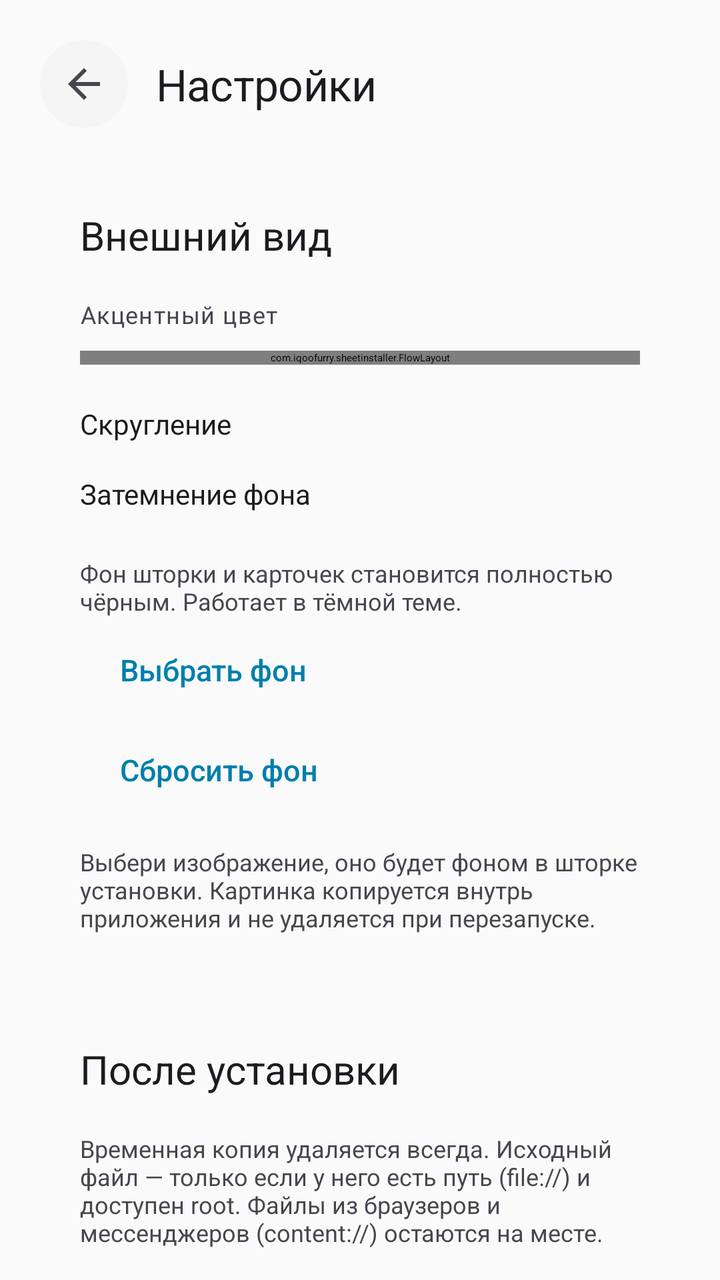
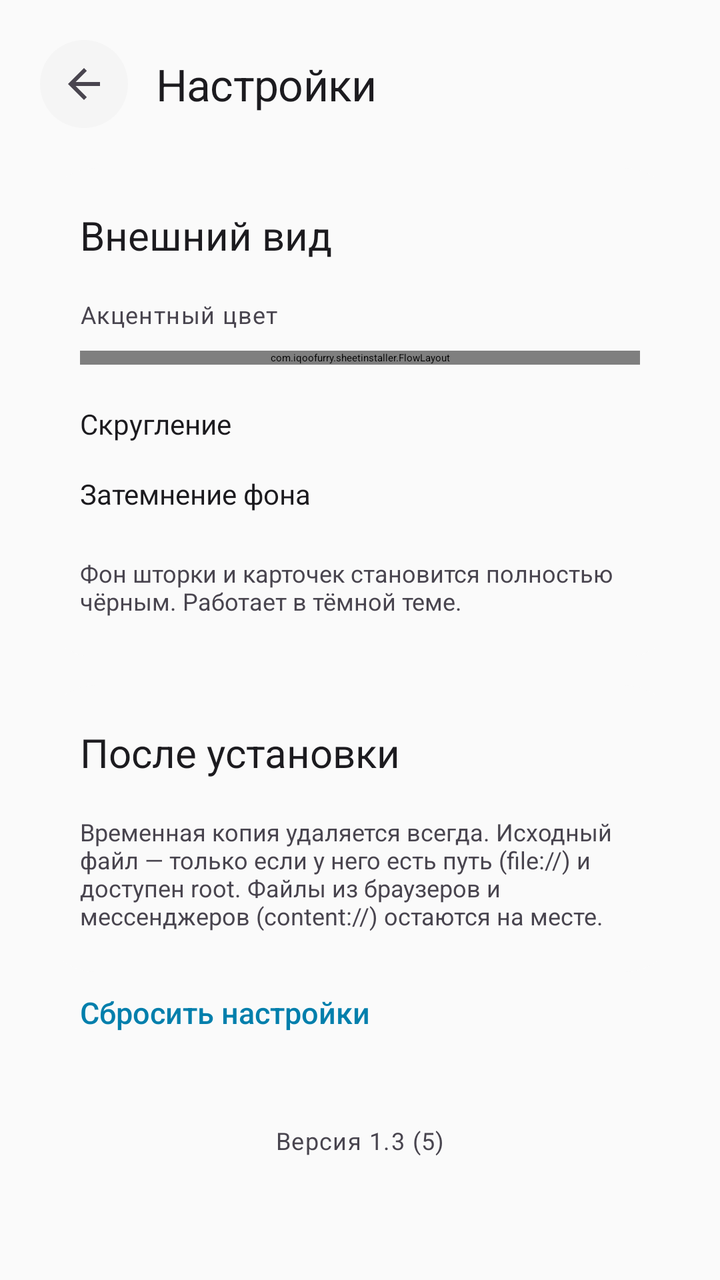

Compare the two renders of this Android layout. The source of the first and the diff that turns it into the second are given below.
<!-- AndroidManifest.xml: activity theme ThemeCustomInstaller -->
<!-- res/layout/activity_settings.xml -->
<?xml version="1.0" encoding="utf-8"?>
<FrameLayout xmlns:android="http://schemas.android.com/apk/res/android"
    android:id="@+id/root_settings"
    android:layout_width="match_parent"
    android:layout_height="match_parent"
    android:background="@drawable/bg_main_gradient">

    <ScrollView
        android:layout_width="match_parent"
        android:layout_height="match_parent"
        android:fillViewport="true"
        android:overScrollMode="never"
        android:scrollbars="none">

        <LinearLayout
            android:layout_width="match_parent"
            android:layout_height="wrap_content"
            android:orientation="vertical"
            android:paddingStart="20dp"
            android:paddingTop="20dp"
            android:paddingEnd="20dp"
            android:paddingBottom="32dp">

            <LinearLayout
                android:layout_width="match_parent"
                android:layout_height="wrap_content"
                android:gravity="center_vertical"
                android:orientation="horizontal">

                <ImageView
                    android:id="@+id/btn_back"
                    android:layout_width="44dp"
                    android:layout_height="44dp"
                    android:background="@drawable/bg_chip_md3"
                    android:clickable="true"
                    android:contentDescription="@string/back"
                    android:focusable="true"
                    android:padding="10dp"
                    android:src="@drawable/ic_back"
                    android:tint="@color/md_on_surface_variant" />

                <TextView
                    android:layout_width="0dp"
                    android:layout_height="wrap_content"
                    android:layout_marginStart="14dp"
                    android:layout_weight="1"
                    android:text="@string/settings"
                    android:textAppearance="@style/TextAppearanceCITitle" />
            </LinearLayout>

            <LinearLayout
                android:id="@+id/settings_card"
                android:layout_width="match_parent"
                android:layout_height="wrap_content"
                android:layout_marginTop="20dp"
                android:background="@drawable/bg_card_md3"
                android:orientation="vertical"
                android:padding="20dp">

                <TextView
                    android:layout_width="match_parent"
                    android:layout_height="wrap_content"
                    android:text="@string/settings_appearance"
                    android:textAppearance="@style/TextAppearanceCITitleSmall" />

                <TextView
                    android:layout_width="match_parent"
                    android:layout_height="wrap_content"
                    android:layout_marginTop="18dp"
                    android:text="@string/settings_accent"
                    android:textAppearance="@style/TextAppearanceCILabel" />

                <com.iqoofurry.sheetinstaller.FlowLayout
                    android:id="@+id/accent_chips"
                    android:layout_width="match_parent"
                    android:layout_height="wrap_content"
                    android:layout_marginTop="10dp" />

                <LinearLayout
                    android:layout_width="match_parent"
                    android:layout_height="wrap_content"
                    android:layout_marginTop="20dp"
                    android:gravity="center_vertical"
                    android:orientation="horizontal">

                    <TextView
                        android:layout_width="0dp"
                        android:layout_height="wrap_content"
                        android:layout_weight="1"
                        android:text="@string/settings_radius"
                        android:textAppearance="@style/TextAppearanceCIValue" />

                    <TextView
                        android:id="@+id/value_radius"
                        android:layout_width="wrap_content"
                        android:layout_height="wrap_content"
                        android:textAppearance="@style/TextAppearanceCILabel" />
                </LinearLayout>

                <SeekBar
                    android:id="@+id/seek_radius"
                    android:layout_width="match_parent"
                    android:layout_height="wrap_content"
                    android:layout_marginTop="2dp"
                    android:max="20" />

                <LinearLayout
                    android:layout_width="match_parent"
                    android:layout_height="wrap_content"
                    android:layout_marginTop="14dp"
                    android:gravity="center_vertical"
                    android:orientation="horizontal">

                    <TextView
                        android:layout_width="0dp"
                        android:layout_height="wrap_content"
                        android:layout_weight="1"
                        android:text="@string/settings_dim"
                        android:textAppearance="@style/TextAppearanceCIValue" />

                    <TextView
                        android:id="@+id/value_dim"
                        android:layout_width="wrap_content"
                        android:layout_height="wrap_content"
                        android:textAppearance="@style/TextAppearanceCILabel" />
                </LinearLayout>

                <SeekBar
                    android:id="@+id/seek_dim"
                    android:layout_width="match_parent"
                    android:layout_height="wrap_content"
                    android:layout_marginTop="2dp"
                    android:max="60" />

                <Switch
                    android:id="@+id/switch_oled"
                    android:layout_width="match_parent"
                    android:layout_height="wrap_content"
                    android:layout_marginTop="16dp"
                    android:fontFamily="sans-serif-medium"
                    android:text="@string/settings_oled"
                    android:textColor="@color/md_on_surface"
                    android:textSize="15sp" />

                <TextView
                    android:layout_width="match_parent"
                    android:layout_height="wrap_content"
                    android:layout_marginTop="4dp"
                    android:text="@string/settings_oled_hint"
                    android:textAppearance="@style/TextAppearanceCIBody"
                    android:textSize="12sp" />

                <Button
                    android:id="@+id/btn_custom_bg"
                    style="@style/WidgetCIButtonText"
                    android:layout_width="match_parent"
                    android:layout_height="44dp"
                    android:layout_marginTop="16dp"
                    android:text="@string/set_custom_bg" />

                <Button
                    android:id="@+id/btn_reset_custom_bg"
                    style="@style/WidgetCIButtonText"
                    android:layout_width="match_parent"
                    android:layout_height="44dp"
                    android:layout_marginTop="6dp"
                    android:text="@string/reset_custom_bg" />

                <TextView
                    android:layout_width="match_parent"
                    android:layout_height="wrap_content"
                    android:layout_marginTop="4dp"
                    android:text="@string/settings_custom_bg_hint"
                    android:textAppearance="@style/TextAppearanceCIBody"
                    android:textSize="12sp" />
            </LinearLayout>

            <LinearLayout
                android:id="@+id/delete_card"
                android:layout_width="match_parent"
                android:layout_height="wrap_content"
                android:layout_marginTop="14dp"
                android:background="@drawable/bg_card_md3"
                android:orientation="vertical"
                android:padding="20dp">

                <TextView
                    android:layout_width="match_parent"
                    android:layout_height="wrap_content"
                    android:text="@string/settings_after_install"
                    android:textAppearance="@style/TextAppearanceCITitleSmall" />

                <Switch
                    android:id="@+id/switch_auto_delete"
                    android:layout_width="match_parent"
                    android:layout_height="wrap_content"
                    android:layout_marginTop="14dp"
                    android:fontFamily="sans-serif-medium"
                    android:text="@string/settings_auto_delete"
                    android:textColor="@color/md_on_surface"
                    android:textSize="15sp" />

                <TextView
                    android:layout_width="match_parent"
                    android:layout_height="wrap_content"
                    android:layout_marginTop="4dp"
                    android:text="@string/settings_auto_delete_hint"
                    android:textAppearance="@style/TextAppearanceCIBody"
                    android:textSize="12sp" />
            </LinearLayout>

            <Button
                android:id="@+id/btn_reset"
                style="@style/WidgetCIButtonText"
                android:layout_width="match_parent"
                android:layout_height="48dp"
                android:layout_marginTop="10dp"
                android:text="@string/settings_reset" />

            <TextView
                android:layout_width="match_parent"
                android:layout_height="wrap_content"
                android:layout_marginTop="18dp"
                android:gravity="center"
                android:text="@string/footer_version"
                android:textAppearance="@style/TextAppearanceCILabel" />
        </LinearLayout>
    </ScrollView>
</FrameLayout>
<!-- resources referenced by this layout -->
<resources>
  <color name="md_on_surface">#FF1C1B1F</color>
  <color name="md_on_surface_variant">#FF49454F</color>
  <!-- drawable bg_card_md3 (drawable) -->
  <?xml version="1.0" encoding="utf-8"?>
  <shape xmlns:android="http://schemas.android.com/apk/res/android" android:shape="rectangle">
      <solid android:color="@color/md_surface" />
      <corners android:radius="28dp" />
  </shape>
  <!-- drawable bg_chip_md3 (drawable) -->
  <?xml version="1.0" encoding="utf-8"?>
  <shape xmlns:android="http://schemas.android.com/apk/res/android" android:shape="rectangle">
      <solid android:color="@color/md_surface_container" />
      <corners android:radius="999dp" />
  </shape>
  <!-- drawable bg_main_gradient (drawable) -->
  <?xml version="1.0" encoding="utf-8"?>
  <shape xmlns:android="http://schemas.android.com/apk/res/android" android:shape="rectangle">
      <solid android:color="@color/md_surface" />
  </shape>
  <string name="back">Назад</string>
  <string name="footer_version">Версия 1.3 (5)</string>
  <string name="reset_custom_bg">Сбросить фон</string>
  <string name="set_custom_bg">Выбрать фон</string>
  <string name="settings">Настройки</string>
  <string name="settings_accent">Акцентный цвет</string>
  <string name="settings_after_install">После установки</string>
  <string name="settings_appearance">Внешний вид</string>
  <string name="settings_auto_delete">Удалять APK</string>
  <string name="settings_auto_delete_hint">Временная копия удаляется всегда. Исходный файл — только если у него есть путь (file://) и доступен root. Файлы из браузеров и мессенджеров (content://) остаются на месте.</string>
  <string name="settings_custom_bg_hint">Выбери изображение, оно будет фоном в шторке установки. Картинка копируется внутрь приложения и не удаляется при перезапуске.</string>
  <string name="settings_dim">Затемнение фона</string>
  <string name="settings_oled">Чистый чёрный (OLED)</string>
  <string name="settings_oled_hint">Фон шторки и карточек становится полностью чёрным. Работает в тёмной теме.</string>
  <string name="settings_radius">Скругление</string>
  <string name="settings_reset">Сбросить настройки</string>
  <style name="TextAppearanceCIBody">
          <item name="android:fontFamily">sans-serif</item>
          <item name="android:textSize">14sp</item>
          <item name="android:textColor">@color/md_on_surface_variant</item>
          <item name="android:lineSpacingMultiplier">1.18</item>
      </style>
  <style name="TextAppearanceCILabel">
          <item name="android:fontFamily">sans-serif-medium</item>
          <item name="android:textSize">12sp</item>
          <item name="android:letterSpacing">0.04</item>
          <item name="android:textColor">@color/md_on_surface_variant</item>
      </style>
  <style name="TextAppearanceCITitle">
          <item name="android:fontFamily">sans-serif-medium</item>
          <item name="android:textSize">22sp</item>
          <item name="android:letterSpacing">-0.01</item>
          <item name="android:textColor">@color/md_on_surface</item>
      </style>
  <style name="TextAppearanceCITitleSmall">
          <item name="android:fontFamily">sans-serif-medium</item>
          <item name="android:textSize">20sp</item>
          <item name="android:textColor">@color/md_on_surface</item>
      </style>
  <style name="TextAppearanceCIValue">
          <item name="android:fontFamily">sans-serif</item>
          <item name="android:textSize">14sp</item>
          <item name="android:textColor">@color/md_on_surface</item>
      </style>
  <color name="md_surface">#FFFAFAFA</color>
  <color name="md_surface_container">#FFF5F5F5</color>
  <color name="md_primary">@android:color/system_accent1_500</color>
  <color name="md_ripple">#1F000000</color>
  <dimen name="button_corner">28dp</dimen>
  <!-- unchanged entries left out for length: 4 -->
</resources>

<!-- the commit's change to res/layout/activity_settings.xml (unified diff, before → after) -->
@@ -149,30 +149,6 @@
                     android:text="@string/settings_oled_hint"
                     android:textAppearance="@style/TextAppearanceCIBody"
                     android:textSize="12sp" />
-
-                <Button
-                    android:id="@+id/btn_custom_bg"
-                    style="@style/WidgetCIButtonText"
-                    android:layout_width="match_parent"
-                    android:layout_height="44dp"
-                    android:layout_marginTop="16dp"
-                    android:text="@string/set_custom_bg" />
-
-                <Button
-                    android:id="@+id/btn_reset_custom_bg"
-                    style="@style/WidgetCIButtonText"
-                    android:layout_width="match_parent"
-                    android:layout_height="44dp"
-                    android:layout_marginTop="6dp"
-                    android:text="@string/reset_custom_bg" />
-
-                <TextView
-                    android:layout_width="match_parent"
-                    android:layout_height="wrap_content"
-                    android:layout_marginTop="4dp"
-                    android:text="@string/settings_custom_bg_hint"
-                    android:textAppearance="@style/TextAppearanceCIBody"
-                    android:textSize="12sp" />
             </LinearLayout>
 
             <LinearLayout
<!-- resource entries referenced after the edit -->
@@ -21,15 +21,12 @@
   </shape>
   <string name="back">Назад</string>
   <string name="footer_version">Версия 1.3 (5)</string>
-  <string name="reset_custom_bg">Сбросить фон</string>
-  <string name="set_custom_bg">Выбрать фон</string>
   <string name="settings">Настройки</string>
   <string name="settings_accent">Акцентный цвет</string>
   <string name="settings_after_install">После установки</string>
   <string name="settings_appearance">Внешний вид</string>
   <string name="settings_auto_delete">Удалять APK</string>
   <string name="settings_auto_delete_hint">Временная копия удаляется всегда. Исходный файл — только если у него есть путь (file://) и доступен root. Файлы из браузеров и мессенджеров (content://) остаются на месте.</string>
-  <string name="settings_custom_bg_hint">Выбери изображение, оно будет фоном в шторке установки. Картинка копируется внутрь приложения и не удаляется при перезапуске.</string>
   <string name="settings_dim">Затемнение фона</string>
   <string name="settings_oled">Чистый чёрный (OLED)</string>
   <string name="settings_oled_hint">Фон шторки и карточек становится полностью чёрным. Работает в тёмной теме.</string>
